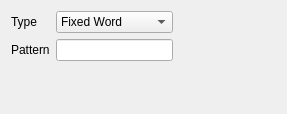
This is common/payload.ui in ksv141/NetTester as Qt 5 draws it before an edit. The edited form follows.
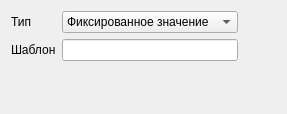
This is the edited form.

Commit message: done recurrent payload

```diff
--- a/common/payload.ui
+++ b/common/payload.ui
@@ -17,7 +17,7 @@
    <item row="0" column="0">
     <widget class="QLabel" name="label">
      <property name="text">
-      <string>Type</string>
+      <string>Тип</string>
      </property>
      <property name="buddy">
       <cstring>cmbPatternMode</cstring>
@@ -28,7 +28,7 @@
     <widget class="QComboBox" name="cmbPatternMode">
      <item>
       <property name="text">
-       <string>Fixed Word</string>
+       <string>Фиксированное значение</string>
       </property>
      </item>
      <item>
@@ -64,7 +64,7 @@
    <item row="1" column="0">
     <widget class="QLabel" name="label_2">
      <property name="text">
-      <string>Pattern</string>
+      <string>Шаблон</string>
      </property>
      <property name="buddy">
       <cstring>lePattern</cstring>
```
Left out of the diff: 11 changed lines with no effect on the pictures. The commit also changes 10 other files.
